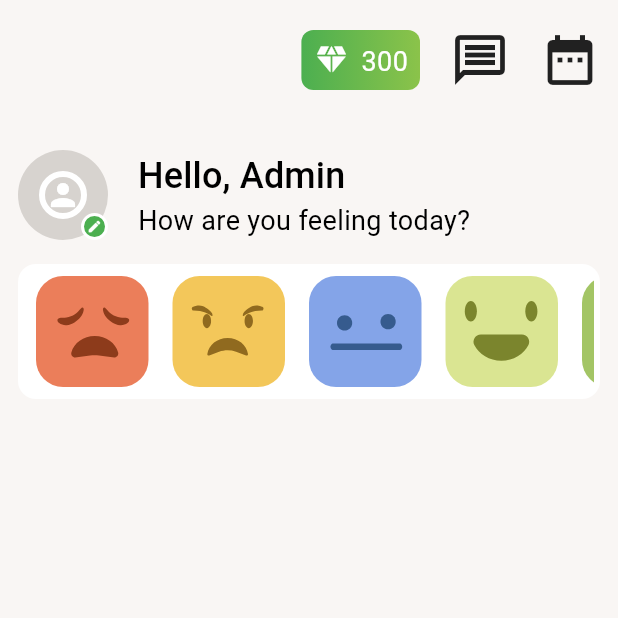
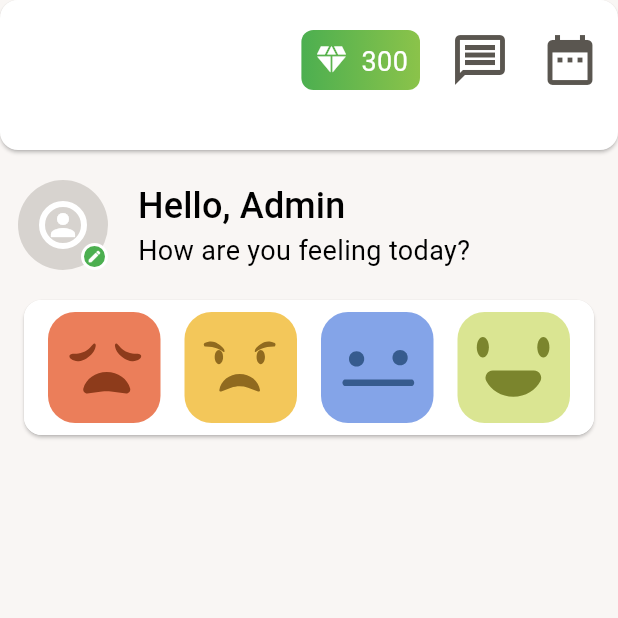
Before and after one commit to yazdan0101/mood_tracking_app, a Flutter app: the screen it shows after launch, on a phone screen of 412 x 824 dp, the top half of it. Run offline on Flutter 3.47's test engine with Material 3 defaults, Android fonts, the phone set to English and light mode, and no system bars; our stand-ins replace flutter_riverpod, flutter_svg, go_router, riverpod_annotation; generated files the repository leaves out were written again.

Commit message:
Add feeling list section

```diff
--- a/lib/main.dart
+++ b/lib/main.dart
@@ -61,7 +61,7 @@ const ColorScheme lightColorScheme = ColorScheme(
   onPrimary: Colors.white,
   primaryContainer: AppColors.primaryLight,
   secondary: AppColors.secondary,
-  onSecondary: Colors.white,
+  onSecondary: Color.fromRGBO(215, 211, 207, 1),
   secondaryContainer: AppColors.secondaryLight,
   surface: AppColors.surface,
   onSurface: AppColors.textPrimary,
--- a/lib/src/core/widgets/custom_scaffold.dart
+++ b/lib/src/core/widgets/custom_scaffold.dart
@@ -1,20 +1,23 @@
 import 'package:flutter/material.dart';
 
 class CustomScaffold extends StatelessWidget {
-  const CustomScaffold({required this.body, super.key});
+  const CustomScaffold({required this.title, required this.body, super.key});
 
   final Widget body;
+  final Text? title;
 
   @override
-  Widget build(final BuildContext context) => SafeArea(
-        child: Scaffold(
+  Widget build(final BuildContext context) => Scaffold(
         appBar: PreferredSize(
-            preferredSize: const Size.fromHeight(80),
+          preferredSize: const Size.fromHeight(100),
+          child: Card(
+            margin: EdgeInsets.zero,
+            child: SafeArea(
               child: Padding(
                 padding: const EdgeInsets.all(12),
-              child: Row(
-                mainAxisAlignment: MainAxisAlignment.end,
-                children: [
+                child: AppBar(
+                  title: title,
+                  actions: [
                     Container(
                       margin: const EdgeInsets.symmetric(vertical: 8),
                       padding: const EdgeInsetsDirectional.all(8),
@@ -58,10 +61,11 @@ class CustomScaffold extends StatelessWidget {
                 ),
               ),
             ),
+          ),
+        ),
         body: Padding(
           padding: const EdgeInsets.symmetric(horizontal: 12, vertical: 20),
           child: body,
         ),
-        ),
       );
 }
--- a/lib/src/core/widgets/mood_images_container.dart
+++ /dev/null
@@ -1,37 +0,0 @@
-import 'package:flutter/material.dart';
-import 'package:flutter_riverpod/flutter_riverpod.dart';
-import 'package:go_router/go_router.dart';
-import 'package:mood_tracking_app/src/core/providers/mood_image_path_provider.dart';
-import 'package:mood_tracking_app/src/core/widgets/mood_image.dart';
-import 'package:mood_tracking_app/src/router/routes.dart';
-
-class MoodImagesContainer extends ConsumerWidget {
-  const MoodImagesContainer({super.key});
-
-  @override
-  Widget build(final BuildContext context, final WidgetRef ref) {
-    final svgImagesPathList = ref.read(moodImagesPathListProvider);
-    final colorScheme = Theme.of(context).colorScheme;
-    return InkWell(
-      onTap: () {
-        context.push(MoodDetailsRoute().location);
-      },
-      child: Container(
-        height: 90,
-        padding: const EdgeInsets.symmetric(horizontal: 4, vertical: 8),
-        decoration: BoxDecoration(
-          borderRadius: BorderRadius.circular(12),
-          color: colorScheme.surface,
-        ),
-        child: ListView.builder(
-          itemCount: svgImagesPathList.length,
-          scrollDirection: Axis.horizontal,
-          itemBuilder: (final context, final index) => MoodImage(
-            index: index,
-            moodImagePath: 'assets/images/${svgImagesPathList[index]}',
-          ),
-        ),
-      ),
-    );
-  }
-}
--- /dev/null
+++ b/lib/src/core/widgets/mood_images_list.dart
@@ -0,0 +1,38 @@
+import 'package:flutter/material.dart';
+import 'package:flutter_riverpod/flutter_riverpod.dart';
+import 'package:mood_tracking_app/src/core/providers/mood_image_path_provider.dart';
+import 'package:mood_tracking_app/src/core/widgets/mood_image.dart';
+
+class MoodImagesList extends ConsumerWidget {
+  const MoodImagesList({required this.onTap, super.key});
+
+  final VoidCallback? onTap;
+
+  @override
+  Widget build(final BuildContext context, final WidgetRef ref) {
+    final svgImagesPathList = ref.read(moodImagesPathListProvider);
+    final colorScheme = Theme.of(context).colorScheme;
+    return Card(
+      child: InkWell(
+        borderRadius: BorderRadius.circular(12),
+        onTap: onTap,
+        child: Container(
+          height: 90,
+          padding: const EdgeInsets.symmetric(horizontal: 8, vertical: 8),
+          decoration: BoxDecoration(
+            borderRadius: BorderRadius.circular(12),
+            color: colorScheme.surface,
+          ),
+          child: ListView.builder(
+            itemCount: svgImagesPathList.length,
+            scrollDirection: Axis.horizontal,
+            itemBuilder: (final context, final index) => MoodImage(
+              index: index,
+              moodImagePath: 'assets/images/${svgImagesPathList[index]}',
+            ),
+          ),
+        ),
+      ),
+    );
+  }
+}
--- a/lib/src/features/home/presentation/home_page.dart
+++ b/lib/src/features/home/presentation/home_page.dart
@@ -1,15 +1,20 @@
 import 'package:flutter/material.dart';
 import 'package:flutter_riverpod/flutter_riverpod.dart';
+import 'package:go_router/go_router.dart';
 import 'package:mood_tracking_app/src/core/widgets/custom_scaffold.dart';
-import 'package:mood_tracking_app/src/core/widgets/mood_images_container.dart';
+import 'package:mood_tracking_app/src/core/widgets/mood_images_list.dart';
+import 'package:mood_tracking_app/src/router/routes.dart';
 
 class HomePage extends ConsumerWidget {
   const HomePage({super.key});
 
   @override
   Widget build(final BuildContext context, final WidgetRef ref) {
-    final textTheme = Theme.of(context).textTheme;
+    final theme = Theme.of(context);
+    final textTheme = theme.textTheme;
+    final colorScheme = theme.colorScheme;
     return CustomScaffold(
+      title: null,
       body: Column(
         children: [
           Row(
@@ -18,7 +23,7 @@ class HomePage extends ConsumerWidget {
                 children: [
                   CircleAvatar(
                     radius: 30,
-                    backgroundColor: const Color.fromRGBO(215, 211, 207, 1),
+                    backgroundColor: colorScheme.onSecondary,
                     child: Container(
                       decoration: BoxDecoration(
                         shape: BoxShape.circle,
@@ -72,7 +77,9 @@ class HomePage extends ConsumerWidget {
           const SizedBox(
             height: 16,
           ),
-          const MoodImagesContainer(),
+          MoodImagesList(
+            onTap: () => context.push(MoodDetailsRoute().location),
+          ),
         ],
       ),
     );
```
Also changed, not shown: lib/src/core/providers/feelings_list_provider.dart (added, +43 -0 lines), lib/src/core/providers/selected_feelings_list_provider.dart (added, +19 -0 lines), lib/src/core/widgets/feeling_chip.dart (added, +47 -0 lines), lib/src/core/widgets/feeling_section.dart (added, +43 -0 lines), lib/src/core/widgets/step_indicator.dart (added, +32 -0 lines), lib/src/features/mood_details/presentation/mood_details_page.dart (+34 -2 lines), 4 other files. Lines whose indentation alone changed are shown as unchanged.
